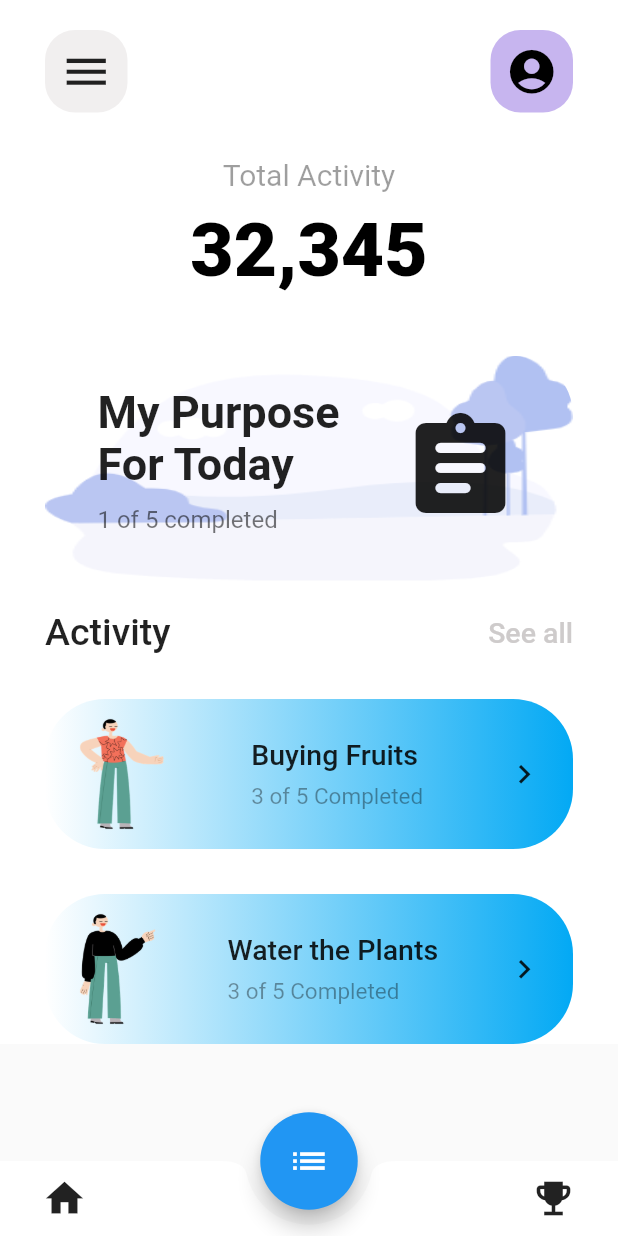
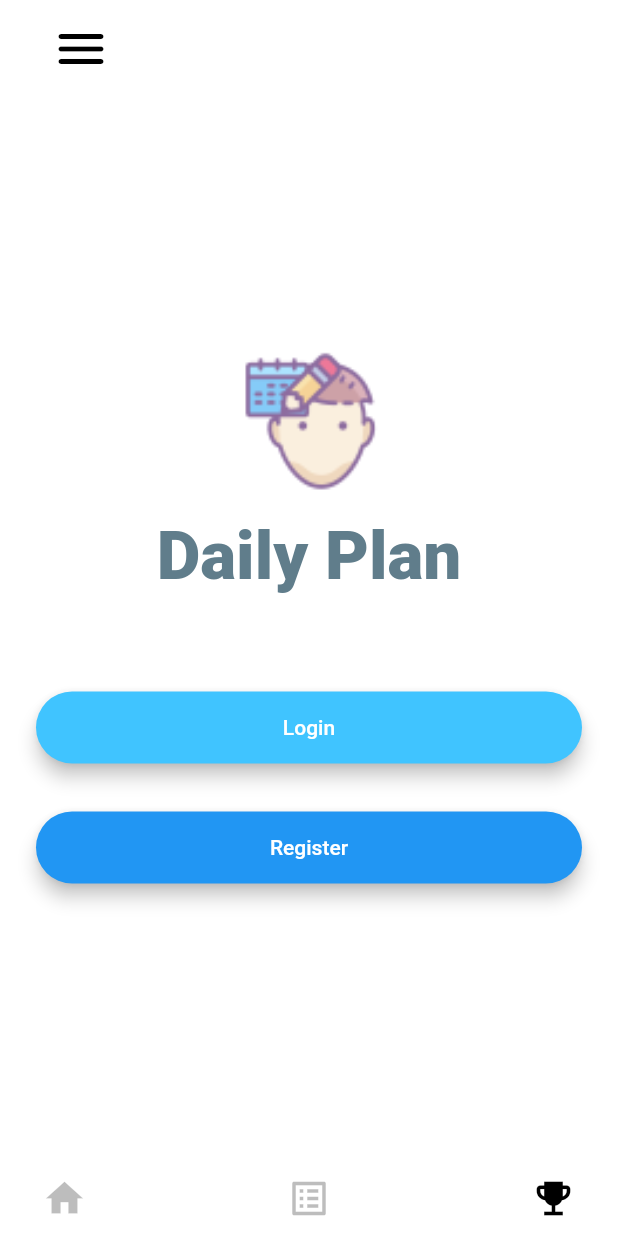
Before and after one commit to hemantshrm/Daily_Plan, a Flutter app: the screen it shows after launch, after a tap on the "emoji events" icon, on a phone screen of 412 x 824 dp. Run offline on Flutter 3.47's test engine with Material 2 defaults, Android fonts, the phone set to English and light mode, and no system bars; our stand-ins replace animated_text_kit.

```diff
--- a/lib/ActivityScreen.dart
+++ b/lib/ActivityScreen.dart
@@ -1,7 +1,9 @@
 import 'package:flutter/material.dart';
+import 'package:flutter_app/bottom_bar.dart';
 import 'package:flutter_app/contants.dart';
+import 'package:flutter_app/drawer_ui.dart';
 import 'package:flutter_app/home_screen.dart';
-import 'bottom_bar.dart';
+import 'account_screen.dart';
 import 'Upper_Icon.dart';
 
 class ActivityScreen extends StatefulWidget {
@@ -14,33 +16,97 @@ class _ActivityScreenState extends State<ActivityScreen> {
   @override
   Widget build(BuildContext context) {
     return Scaffold(
+      drawer: DrawerUI(),
+      appBar:  AppBar(
+        leading: Padding(
+          padding: const EdgeInsets.only(left: 26),
+          child: IconButton(
+            icon: Icon(
+              Icons.menu_rounded,
+              color: Colors.black,
+              size: 40.0,
+            ),
+            onPressed: () {},
+          ),
+        ),
+        toolbarHeight: 65,
+        actions: [
+          Padding(
+            padding: const EdgeInsets.symmetric(horizontal: 30,),
+            child: GestureDetector(
+              onTap: (){Navigator.pushNamed(context, AccountScreen.id);},
+              child: Hero(tag: 'logo',
+                child: CircleAvatar(
+                  child: Image.asset('images/logo.png'),
+                ),
+              ),
+            ),
+          ),
+        ],
+        elevation: 0,
+        backgroundColor: Colors.white,
+      ),
       body: SafeArea(
         child: SingleChildScrollView(
           child: Container(
             color: Colors.white,
             child: Column(
               children: [
-                upperTop,
+                // upperTop,
                 SizedBox(
                   height: 30,
                 ),
-                Row(mainAxisAlignment: MainAxisAlignment.spaceBetween,
+                Row(
+                  mainAxisAlignment: MainAxisAlignment.spaceBetween,
                   children: [
-                    DayDate(date: '09',day: 'Mon',colour: Colors.white,textcolor: Colors.grey[300]),
-                    DayDate(date: '10',day: 'Tue',colour: Colors.white,textcolor: Colors.grey,),
-                    DayDate(date: '11',day: 'Wed',colour: Colors.black,textcolor: Colors.white),
-                    DayDate(date: '12',day: 'Thr',colour: Colors.white,textcolor: Colors.grey),
-                    DayDate(date: '13',day: 'Fri',colour: Colors.white,textcolor: Colors.grey[300]),
+                    DayDate(
+                        date: '09',
+                        day: 'Mon',
+                        colour: Colors.white,
+                        textcolor: Colors.grey[300]),
+                    DayDate(
+                      date: '10',
+                      day: 'Tue',
+                      colour: Colors.white,
+                      textcolor: Colors.grey,
+                    ),
+                    DayDate(
+                        date: '11',
+                        day: 'Wed',
+                        colour: Colors.black,
+                        textcolor: Colors.white),
+                    DayDate(
+                        date: '12',
+                        day: 'Thr',
+                        colour: Colors.white,
+                        textcolor: Colors.grey),
+                    DayDate(
+                        date: '13',
+                        day: 'Fri',
+                        colour: Colors.white,
+                        textcolor: Colors.grey[300]),
                   ],
                 ),
-                SizedBox(height: 30,),
+                SizedBox(
+                  height: 30,
+                ),
                 ActivitySeeAll,
-
               ],
             ),
           ),
         ),
       ),
+      bottomNavigationBar: BottomBar(
+        actCol: Colors.black,
+        troCol: Colors.black26,
+        homeCol: Colors.black26,
+        homeOnpress: () {
+          Navigator.pushNamed(context, MyHomePage.id);
+        },
+        troOnpress: () {
+          Navigator.pushNamed(context, AccountScreen.id);
+        },
+      ),
     );
   }
 }
--- a/lib/Upper_Icon.dart
+++ b/lib/Upper_Icon.dart
@@ -1,20 +1,4 @@
 import 'package:flutter/material.dart';
-
-class UpperIcons extends StatelessWidget {
-  final Color colour;
-  final Icon icon;
-  UpperIcons({@required this.icon, @required this.colour});
-
-  @override
-  Widget build(BuildContext context) {
-    return Container(
-        decoration: BoxDecoration(
-            color: colour, borderRadius: BorderRadius.circular(20.0)),
-        margin: EdgeInsets.fromLTRB(30.0, 20.0, 30.0, 0.0),
-        padding: EdgeInsets.symmetric(horizontal: 10.0, vertical: 10.0),
-        child: icon);
-  }
-}
 
 class DayDate extends StatelessWidget {
   DayDate({this.date,this.day,this.textcolor,this.colour});
--- /dev/null
+++ b/lib/account_screen.dart
@@ -0,0 +1,147 @@
+import 'package:flutter_app/ActivityScreen.dart';
+import 'package:flutter_app/bottom_bar.dart';
+
+import 'home_screen.dart';
+import 'package:flutter/material.dart';
+import 'package:animated_text_kit/animated_text_kit.dart';
+import 'drawer_ui.dart';
+
+class AccountScreen extends StatefulWidget {
+  static String id = 'account_screen';
+  @override
+  _AccountScreenState createState() => _AccountScreenState();
+}
+
+class _AccountScreenState extends State<AccountScreen>
+    with SingleTickerProviderStateMixin {
+  AnimationController controller;
+  Animation animation;
+  @override
+  void initState() {
+    super.initState();
+    controller = AnimationController(
+      duration: Duration(seconds: 1),
+      vsync: this,
+    );
+    animation = ColorTween(begin: Colors.blueGrey, end: Colors.white)
+        .animate(controller);
+    controller.forward();
+    controller.addListener(() {
+      setState(() {});
+    });
+  }
+
+  @override
+  void dispose() {
+    controller.dispose();
+    super.dispose();
+  }
+
+  @override
+  Widget build(BuildContext context) {
+    return Scaffold(
+      appBar:  AppBar(
+        leading: Padding(
+          padding: const EdgeInsets.only(left: 26),
+          child: IconButton(
+            icon: Icon(
+              Icons.menu_rounded,
+              color: Colors.black,
+              size: 40.0,
+            ),
+            onPressed: () {},
+          ),
+        ),
+        toolbarHeight: 65,elevation: 0,
+        backgroundColor: Colors.white,
+      ),
+      drawer: DrawerUI(),
+      backgroundColor: animation.value,
+      body: Padding(
+        padding: EdgeInsets.symmetric(horizontal: 24.0),
+        child: Column(
+          mainAxisAlignment: MainAxisAlignment.center,
+          crossAxisAlignment: CrossAxisAlignment.stretch,
+          children: <Widget>[
+            Hero(
+              tag: 'logo',
+              child: ClipOval(child: Image.asset('images/logo.png',width: 50,
+                height: 100,
+                fit: BoxFit.contain,))
+            ),
+            SizedBox(
+              height: 10,
+            ),
+            Center(
+              child: TypewriterAnimatedTextKit(
+                speed: Duration(milliseconds: 100),
+                repeatForever: false,
+                totalRepeatCount: 4,
+                text: ['Daily Plan'],
+                textStyle: TextStyle(
+                  color: Colors.blueGrey,
+                  fontSize: 45.0,
+                  fontWeight: FontWeight.w900,
+                ),
+              ),
+            ),
+            SizedBox(
+              height: 48.0,
+            ),
+            MainButtons(
+              colour: Colors.lightBlueAccent,
+              onpressed: () {},
+              title: 'Login',
+            ),
+            MainButtons(
+              colour: Colors.blue,
+              onpressed: () {},
+              title: 'Register',
+            ),
+          ],
+        ),
+      ),
+      bottomNavigationBar: BottomBar(
+        actCol: Colors.black26,
+        troCol: Colors.black,
+        homeCol: Colors.black26,
+        homeOnpress: () {
+          Navigator.pushNamed(context, MyHomePage.id);
+        },
+        actonpress: () {
+          Navigator.pushNamed(context, ActivityScreen.id);
+        },
+      ),
+    );
+  }
+}
+
+class MainButtons extends StatelessWidget {
+  MainButtons({@required this.onpressed, this.colour, this.title});
+  final Function onpressed;
+  final Color colour;
+  final String title;
+
+  @override
+  Widget build(BuildContext context) {
+    return Padding(
+      padding: EdgeInsets.symmetric(vertical: 16.0),
+      child: Material(
+        elevation: 5.0,
+        color: colour,
+        borderRadius: BorderRadius.circular(30.0),
+        child: MaterialButton(
+          onPressed: onpressed,
+          minWidth: 200.0,
+          height: 42.0,
+          child: Text(
+            title,
+            style: TextStyle(
+              color: Colors.white,
+            ),
+          ),
+        ),
+      ),
+    );
+  }
+}
--- a/lib/bottom_bar.dart
+++ b/lib/bottom_bar.dart
@@ -1,6 +1,10 @@
 import 'package:flutter/material.dart';
+import 'package:flutter_app/ActivityScreen.dart';
 
 class BottomBar extends StatelessWidget {
+  final Color homeCol,actCol,troCol;
+  final Function homeOnpress, actonpress, troOnpress;
+  BottomBar ({this.actCol,this.actonpress,this.homeCol,this.homeOnpress,this.troCol,this.troOnpress});
 
   @override
   Widget build(BuildContext context) {
@@ -17,14 +21,18 @@ class BottomBar extends StatelessWidget {
             IconButton(
               iconSize: 30.0,
               padding: EdgeInsets.only(left: 28.0),
-              icon: Icon(Icons.home),
-              onPressed: () {},
+              icon: Icon(Icons.home,color: homeCol),
+              onPressed: homeOnpress,
+            ),IconButton(
+              iconSize: 30.0,
+              icon: Icon(Icons.list_alt,color: actCol),
+              onPressed: actonpress,
             ),
             IconButton(
               iconSize: 30.0,
               padding: EdgeInsets.only(right: 28.0),
-              icon: Icon(Icons.emoji_events),
-              onPressed: () {},
+              icon: Icon(Icons.emoji_events,color: troCol),
+              onPressed: troOnpress,
             ),
           ],
         ),
--- /dev/null
+++ b/lib/drawer_ui.dart
@@ -0,0 +1,94 @@
+import 'package:flutter/material.dart';
+import 'account_screen.dart';
+import 'ActivityScreen.dart';
+
+//TODO push and pop items at the same time
+class DrawerUI extends StatelessWidget {
+  const DrawerUI({
+    Key key,
+  }) : super(key: key);
+
+  @override
+  Widget build(BuildContext context) {
+    return Drawer(
+      child: ListView(
+        children: [
+          DrawerHeader(
+            child: Text(
+              'Daily Plan',
+              style: TextStyle(
+                  fontSize: 30,
+                  letterSpacing: 1,
+                  fontWeight: FontWeight.w800,color: Colors.deepPurple),
+            ),
+            decoration: BoxDecoration(color: Colors.white,image: DecorationImage(
+                image: AssetImage('images/bg-1.png'),
+                fit: BoxFit.fill),),
+          ),
+          DrawerListMenu(
+            itemIcon: Icon(
+              Icons.account_circle_rounded,
+              color: Colors.black,
+            ),
+            itemName: 'Account',
+            onpress: () {Navigator.pushNamed(context, AccountScreen.id);},
+          ),
+          DrawerListMenu(
+            itemIcon: Icon(
+              Icons.assignment,
+              color: Colors.black,
+            ),
+            itemName: 'My Task',
+            onpress: () {Navigator.pushNamed(context, ActivityScreen.id);
+            },
+          ),
+          DrawerListMenu(
+            itemIcon: Icon(
+              Icons.notifications,
+              color: Colors.black,
+            ),
+            itemName: 'Notifications',
+            onpress: () {},
+          ),
+          DrawerListMenu(
+            itemIcon: Icon(
+              Icons.star,
+              color: Colors.black,
+            ),
+            itemName: 'My Favorites',
+            onpress: () {},
+          ),
+          DrawerListMenu(
+            itemIcon: Icon(
+              Icons.settings,
+              color: Colors.black,
+            ),
+            itemName: 'Settings',
+            onpress: () {},
+          ),
+          Divider(
+            thickness: 1,
+          ),
+        ],
+      ),
+    );
+  }
+}
+
+class DrawerListMenu extends StatelessWidget {
+  final String itemName;
+  final Icon itemIcon;
+  final Function onpress;
+  DrawerListMenu({@required this.onpress, this.itemIcon, this.itemName});
+
+  @override
+  Widget build(BuildContext context) {
+    return ListTile(
+        leading: itemIcon,
+        title: Text(
+          itemName,
+          style: TextStyle(fontSize: 20,),
+        ),
+        onTap: onpress);
+  }
+}
--- a/lib/home_screen.dart
+++ b/lib/home_screen.dart
@@ -1,13 +1,11 @@
-import 'dart:ffi';
-
 import 'package:flutter/cupertino.dart';
 import 'package:flutter/material.dart';
 import 'package:flutter_app/ActivityScreen.dart';
 import 'package:flutter_app/Upper_Icon.dart';
+import 'package:flutter_app/account_screen.dart';
 import 'bottom_bar.dart';
 import 'contants.dart';
-
-
+import 'drawer_ui.dart';
 
 class MyHomePage extends StatefulWidget {
   static String id = 'home_screen';
@@ -16,17 +14,49 @@ class MyHomePage extends StatefulWidget {
 }
 
 class _MyHomePageState extends State<MyHomePage> {
-
   @override
   Widget build(BuildContext context) {
     return Scaffold(
+      drawer: DrawerUI(),
+      appBar: AppBar(
+        leading: Padding(
+          padding: const EdgeInsets.only(left: 26),
+          child: IconButton(
+            icon: Icon(
+              Icons.menu_rounded,
+              color: Colors.black,
+              size: 40.0,
+            ),
+            onPressed: () {},
+          ),
+        ),
+        toolbarHeight: 65,
+        actions: [
+          Padding(
+            padding: const EdgeInsets.symmetric(
+              horizontal: 30,
+            ),
+            child: GestureDetector(
+              onTap: () {
+                Navigator.pushNamed(context, AccountScreen.id);
+              },
+              child: Hero(tag: 'logo',
+                child: CircleAvatar(backgroundColor: Colors.white,
+                  child: Image.asset('images/logo.png'),
+                ),
+              ),
+            ),
+          ),
+        ],
+        elevation: 0,
+        backgroundColor: Colors.white,
+      ),
       body: SafeArea(
         child: SingleChildScrollView(
           child: Container(
             color: Colors.white,
             child: Column(
               children: [
-                upperTop,
                 SizedBox(
                   height: 30,
                 ),
@@ -95,56 +125,38 @@ class _MyHomePageState extends State<MyHomePage> {
                 SizedBox(
                   height: 30.0,
                 ),
-                BottomFields(imageDir: 'images/standing.png',headText: 'Buying Fruits',subText: '3 of 5 Completed',gradColor: [Colors.white, Colors.lightBlue],gradStop: [0.0, 1.0],),
+                BottomFields(
+                  imageDir: 'images/standing.png',
+                  headText: 'Buying Fruits',
+                  subText: '3 of 5 Completed',
+                  gradColor: [Colors.white, Colors.deepPurple],
+                  gradStop: [0.0, 1.0],
+                ),
                 SizedBox(
                   height: 30.0,
                 ),
-                BottomFields(imageDir: 'images/stand.png',headText: 'Water the Plants',subText: '3 of 5 Completed',gradColor: [Colors.white, Colors.lightBlue],gradStop: [0.0, 1.0]),
+                BottomFields(
+                    imageDir: 'images/stand.png',
+                    headText: 'Water the Plants',
+                    subText: '3 of 5 Completed',
+                    gradColor: [Colors.white, Colors.deepPurple],
+                    gradStop: [0.0, 1.0]),
               ],
             ),
           ),
         ),
       ),
-      floatingActionButton: Container(
-        height: 65.0,
-        width: 65.0,
-        child: FittedBox(
-          child: FloatingActionButton(
-            onPressed: () {
-              Navigator.pushNamed(context, ActivityScreen.id);
-            },
-            child: Icon(
-              Icons.list,
-              color: Colors.white,
-            ),
-            // elevation: 5.0,
-          ),
-        ),
+      bottomNavigationBar: BottomBar(
+        actCol: Colors.black26,
+        troCol: Colors.black26,
+        homeCol: Colors.black,
+        actonpress: () {
+          Navigator.pushNamed(context, ActivityScreen.id);
+        },
+        troOnpress: () {
+          Navigator.pushNamed(context, AccountScreen.id);
+        },
       ),
-      floatingActionButtonLocation: FloatingActionButtonLocation.centerDocked,
-      bottomNavigationBar: BottomBar(),
     );
   }
 }
-
-
-Widget upperTop = Row(
-  mainAxisAlignment: MainAxisAlignment.spaceBetween,
-  children: [
-    UpperIcons(
-      icon: Icon(
-        Icons.menu,
-        size: 35.0,
-      ),
-      colour: Color(0xfff1efef),
-    ),
-    UpperIcons(
-      icon: Icon(
-        Icons.account_circle_rounded,
-        color: Colors.black,
-        size: 35.0,
-      ),
-      colour: Color(0xffC7B5EF),
-    ),
-  ],
-);
--- a/lib/main.dart
+++ b/lib/main.dart
@@ -1,6 +1,7 @@
 import 'package:flutter/cupertino.dart';
 import 'package:flutter/material.dart';
 import 'package:flutter_app/ActivityScreen.dart';
+import 'package:flutter_app/account_screen.dart';
 import 'package:flutter_app/home_screen.dart';
 
 
@@ -18,6 +19,7 @@ class MyApp extends StatelessWidget {
       routes: <String , WidgetBuilder>{
         ActivityScreen.id: (context) => ActivityScreen(),
         MyHomePage.id: (context) => MyHomePage(),
+        AccountScreen.id: (context) => AccountScreen(),
       }
     );
   }
--- a/pubspec.yaml
+++ b/pubspec.yaml
@@ -28,7 +28,7 @@ dependencies:
   # The following adds the Cupertino Icons font to your application.
   # Use with the CupertinoIcons class for iOS style icons.
   cupertino_icons: ^1.0.0
-  responsive_framework: ^0.0.14
+  animated_text_kit: ^3.1.0
 
 dev_dependencies:
   flutter_test:
```
Also changed, not shown: images/bg-1.png (added), images/calbg.png (added), images/logo.png (added), lib/contants.dart (line endings or trailing spaces), pubspec.lock.
